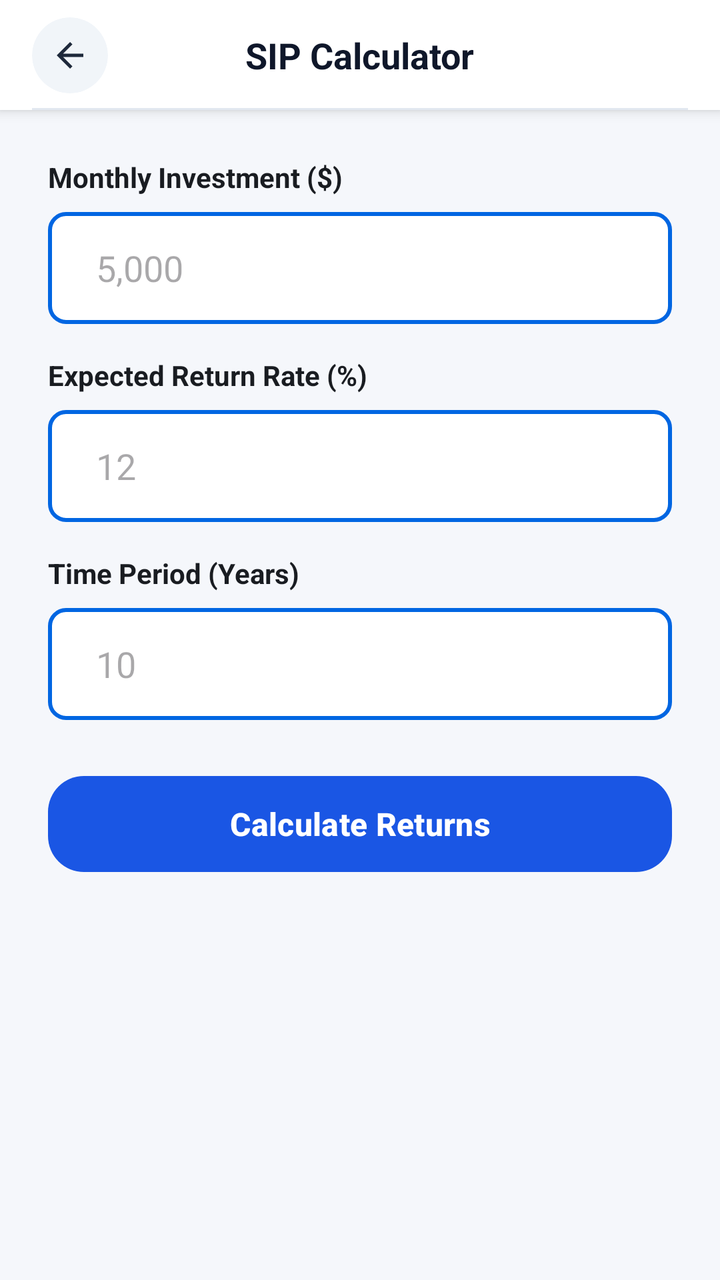
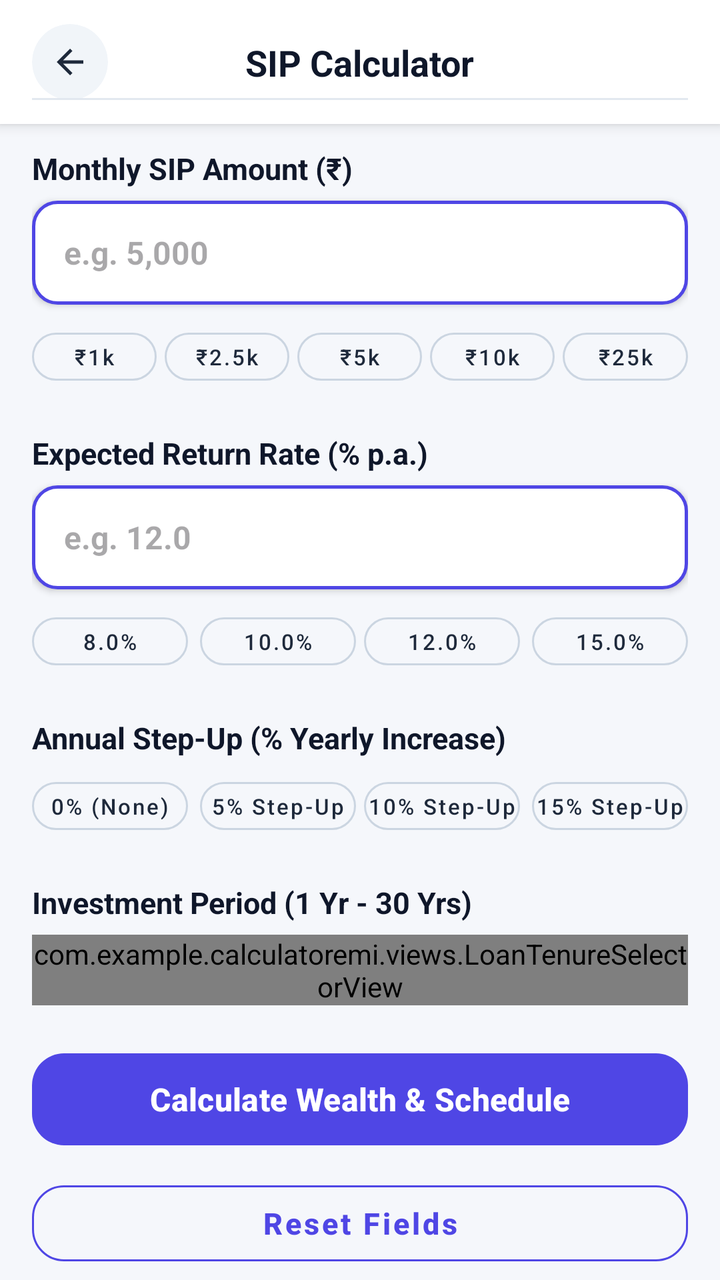

Two renders of the same Android screen: before a commit and after it. Below are the layout's source before the change and the commit's diff.
<!-- AndroidManifest.xml: application theme Theme.Calculatoremi -->
<!-- res/layout/activity_sip_calculator.xml -->
<?xml version="1.0" encoding="utf-8"?>
<LinearLayout xmlns:android="http://schemas.android.com/apk/res/android"
    xmlns:app="http://schemas.android.com/apk/res-auto"
    android:layout_width="match_parent"
    android:layout_height="match_parent"
    android:background="#F5F7FB"
    android:orientation="vertical">

    
    <androidx.constraintlayout.widget.ConstraintLayout
        android:id="@+id/calculatorHeader"
        android:layout_width="match_parent"
        android:layout_height="55dp"
        android:background="@android:color/white"
        android:elevation="4dp"
        android:paddingStart="16dp"
        android:paddingEnd="16dp">

        <com.google.android.material.card.MaterialCardView
            android:id="@+id/btnBackContainer"
            android:layout_width="38dp"
            android:layout_height="38dp"
            app:cardBackgroundColor="#F1F5F9"
            app:cardCornerRadius="19dp"
            app:cardElevation="0dp"
            app:strokeWidth="0dp"
            app:layout_constraintBottom_toBottomOf="parent"
            app:layout_constraintStart_toStartOf="parent"
            app:layout_constraintTop_toTopOf="parent">

            <ImageView
                android:id="@+id/btnBack"
                android:layout_width="20dp"
                android:layout_height="20dp"
                android:layout_gravity="center"
                android:src="@drawable/ic_arrow_back"
                app:tint="#1E293B" />
        </com.google.android.material.card.MaterialCardView>

        <TextView
            android:id="@+id/txtTitle"
            android:layout_width="wrap_content"
            android:layout_height="wrap_content"
            android:text="SIP Calculator"
            android:textColor="#0F172A"
            android:textSize="18sp"
            android:textStyle="bold"
            app:layout_constraintBottom_toBottomOf="parent"
            app:layout_constraintEnd_toEndOf="parent"
            app:layout_constraintStart_toStartOf="parent"
            app:layout_constraintTop_toTopOf="parent" />

        <View
            android:layout_width="match_parent"
            android:layout_height="1dp"
            android:background="#E2E8F0"
            app:layout_constraintBottom_toBottomOf="parent" />

    </androidx.constraintlayout.widget.ConstraintLayout>

    <androidx.core.widget.NestedScrollView
        android:layout_width="match_parent"
        android:layout_height="match_parent"
        android:fillViewport="true">

        <LinearLayout
            android:layout_width="match_parent"
            android:layout_height="wrap_content"
            android:orientation="vertical"
            android:padding="24dp">

            
            <TextView
                android:layout_width="wrap_content"
                android:layout_height="wrap_content"
                android:text="Monthly Investment ($)"
                android:textColor="#191C21"
                android:textSize="14sp"
                android:textStyle="bold"
                android:layout_marginBottom="8dp" />

            <EditText
                android:id="@+id/etMonthlySip"
                android:layout_width="match_parent"
                android:layout_height="56dp"
                android:background="@drawable/numeric_input_border"
                android:hint="5,000"
                android:inputType="numberDecimal"
                android:paddingHorizontal="24dp"
                android:textColor="@color/black"
                android:layout_marginBottom="16dp" />

            
            <TextView
                android:layout_width="wrap_content"
                android:layout_height="wrap_content"
                android:text="Expected Return Rate (%)"
                android:textColor="#191C21"
                android:textSize="14sp"
                android:textStyle="bold"
                android:layout_marginBottom="8dp" />

            <EditText
                android:id="@+id/etSipRate"
                android:layout_width="match_parent"
                android:layout_height="56dp"
                android:background="@drawable/numeric_input_border"
                android:hint="12"
                android:inputType="numberDecimal"
                android:paddingHorizontal="24dp"
                android:textColor="@color/black"
                android:layout_marginBottom="16dp" />

            
            <TextView
                android:layout_width="wrap_content"
                android:layout_height="wrap_content"
                android:text="Time Period (Years)"
                android:textColor="#191C21"
                android:textSize="14sp"
                android:textStyle="bold"
                android:layout_marginBottom="8dp" />

            <EditText
                android:id="@+id/etSipYears"
                android:layout_width="match_parent"
                android:layout_height="56dp"
                android:background="@drawable/numeric_input_border"
                android:hint="10"
                android:inputType="number"
                android:paddingHorizontal="24dp"
                android:textColor="@color/black"
                android:layout_marginBottom="24dp" />

            <com.google.android.material.button.MaterialButton
                android:id="@+id/btnCalculateSip"
                android:layout_width="match_parent"
                android:layout_height="56dp"
                android:text="Calculate Returns"
                android:textAllCaps="false"
                android:textSize="16sp"
                android:textStyle="bold"
                app:backgroundTint="#1A56E4"
                app:cornerRadius="18dp"
                android:layout_marginBottom="24dp" />

            
            <com.google.android.material.card.MaterialCardView
                android:id="@+id/cardSipResult"
                android:layout_width="match_parent"
                android:layout_height="wrap_content"
                android:visibility="gone"
                app:cardCornerRadius="20dp"
                app:cardElevation="3dp"
                app:strokeWidth="0dp">

                <LinearLayout
                    android:layout_width="match_parent"
                    android:layout_height="wrap_content"
                    android:orientation="vertical"
                    android:padding="20dp"
                    android:background="@android:color/white">

                    <TextView
                        android:layout_width="wrap_content"
                        android:layout_height="wrap_content"
                        android:text="Invested Amount"
                        android:textColor="#757575"
                        android:textSize="14sp" />

                    <TextView
                        android:id="@+id/txtTotalInvested"
                        android:layout_width="wrap_content"
                        android:layout_height="wrap_content"
                        android:text="$0.00"
                        android:textColor="#191C21"
                        android:textSize="18sp"
                        android:textStyle="bold"
                        android:layout_marginTop="2dp" />

                    <TextView
                        android:layout_width="wrap_content"
                        android:layout_height="wrap_content"
                        android:text="Estimated Returns"
                        android:textColor="#757575"
                        android:textSize="14sp"
                        android:layout_marginTop="12dp" />

                    <TextView
                        android:id="@+id/txtEstReturns"
                        android:layout_width="wrap_content"
                        android:layout_height="wrap_content"
                        android:text="$0.00"
                        android:textColor="#00875A"
                        android:textSize="18sp"
                        android:textStyle="bold"
                        android:layout_marginTop="2dp" />

                    <View
                        android:layout_width="match_parent"
                        android:layout_height="1dp"
                        android:background="#F0F0F0"
                        android:layout_marginVertical="12dp" />

                    <TextView
                        android:layout_width="wrap_content"
                        android:layout_height="wrap_content"
                        android:text="Total Maturity Value"
                        android:textColor="#757575"
                        android:textSize="14sp" />

                    <TextView
                        android:id="@+id/txtMaturityValue"
                        android:layout_width="wrap_content"
                        android:layout_height="wrap_content"
                        android:text="$0.00"
                        android:textColor="#1A56E4"
                        android:textSize="24sp"
                        android:textStyle="bold"
                        android:layout_marginTop="2dp" />

                </LinearLayout>
            </com.google.android.material.card.MaterialCardView>

        </LinearLayout>
    </androidx.core.widget.NestedScrollView>

</LinearLayout>
<!-- resources referenced by this layout -->
<resources>
  <color name="black">#FF000000</color>
  <!-- drawable ic_arrow_back (drawable) -->
  <vector xmlns:android="http://schemas.android.com/apk/res/android"
      android:width="24dp"
      android:height="24dp"
      android:viewportWidth="960"
      android:viewportHeight="960">
    <path
        android:pathData="m313,520 l224,224 -57,56 -320,-320 320,-320 57,56 -224,224h487v80L313,520Z"
        android:fillColor="#e3e3e3"/>
  </vector>
  <!-- drawable numeric_input_border (drawable) -->
  <?xml version="1.0" encoding="utf-8"?>
  <shape xmlns:android="http://schemas.android.com/apk/res/android"
      android:shape="rectangle">
  
      
      <solid android:color="@android:color/transparent"/>
  
      <solid android:color="@color/white"/>
      
      <stroke
          android:width="2dp"
          android:color="#0066E2"/>
  
      
      <corners android:radius="8dp"/>
  </shape>
  <style name="Theme.Calculatoremi" parent="Base.Theme.Calculatoremi" />
  <color name="white">#FFFFFFFF</color>
  <style name="Base.Theme.Calculatoremi" parent="Theme.Material3.DayNight.NoActionBar">
          <item name="android:statusBarColor">@android:color/transparent</item>
          <item name="android:navigationBarColor">@android:color/transparent</item>
          <item name="android:windowLightStatusBar">false</item>
          <item name="android:windowLightNavigationBar">true</item>
      </style>
</resources>

<!-- the commit's change to res/layout/activity_sip_calculator.xml (unified diff, before → after) -->
@@ -1,5 +1,6 @@
 <?xml version="1.0" encoding="utf-8"?>
-<LinearLayout xmlns:android="http://schemas.android.com/apk/res/android"
+<LinearLayout
+    xmlns:android="http://schemas.android.com/apk/res/android"
     xmlns:app="http://schemas.android.com/apk/res-auto"
     android:layout_width="match_parent"
     android:layout_height="match_parent"
@@ -10,11 +11,14 @@
     <androidx.constraintlayout.widget.ConstraintLayout
         android:id="@+id/calculatorHeader"
         android:layout_width="match_parent"
-        android:layout_height="55dp"
+        android:layout_height="wrap_content"
+        android:minHeight="55dp"
         android:background="@android:color/white"
         android:elevation="4dp"
         android:paddingStart="16dp"
-        android:paddingEnd="16dp">
+        android:paddingTop="12dp"
+        android:paddingEnd="16dp"
+        android:paddingBottom="12dp">
 
         <com.google.android.material.card.MaterialCardView
             android:id="@+id/btnBackContainer"
@@ -55,172 +59,355 @@
             android:layout_height="1dp"
             android:background="#E2E8F0"
             app:layout_constraintBottom_toBottomOf="parent" />
-
     </androidx.constraintlayout.widget.ConstraintLayout>
 
     <androidx.core.widget.NestedScrollView
+        android:id="@+id/scrollViewSip"
         android:layout_width="match_parent"
-        android:layout_height="match_parent"
-        android:fillViewport="true">
+        android:layout_height="0dp"
+        android:layout_weight="1"
+        android:clipToPadding="false"
+        android:fillViewport="true"
+        android:paddingBottom="36dp">
 
         <LinearLayout
             android:layout_width="match_parent"
             android:layout_height="wrap_content"
             android:orientation="vertical"
-            android:padding="24dp">
+            android:paddingHorizontal="@dimen/screen_padding"
+            android:paddingTop="12dp">
 
             
             <TextView
                 android:layout_width="wrap_content"
                 android:layout_height="wrap_content"
-                android:text="Monthly Investment ($)"
-                android:textColor="#191C21"
-                android:textSize="14sp"
-                android:textStyle="bold"
-                android:layout_marginBottom="8dp" />
+                android:layout_marginBottom="6dp"
+                android:text="Monthly SIP Amount (₹)"
+                android:textColor="#0F172A"
+                android:textSize="15sp"
+                android:textStyle="bold" />
 
             <EditText
                 android:id="@+id/etMonthlySip"
                 android:layout_width="match_parent"
-                android:layout_height="56dp"
+                android:layout_height="52dp"
                 android:background="@drawable/numeric_input_border"
-                android:hint="5,000"
+                android:elevation="2dp"
+                android:hint="e.g. 5,000"
                 android:inputType="numberDecimal"
-                android:paddingHorizontal="24dp"
-                android:textColor="@color/black"
-                android:layout_marginBottom="16dp" />
+                android:paddingHorizontal="16dp"
+                android:textColor="#0F172A"
+                android:textSize="16sp"
+                android:textStyle="bold" />
+
+            
+            <LinearLayout
+                android:layout_width="match_parent"
+                android:layout_height="wrap_content"
+                android:layout_marginTop="8dp"
+                android:layout_marginBottom="20dp"
+                android:orientation="horizontal"
+                android:weightSum="5">
+
+                <com.google.android.material.button.MaterialButton
+                    android:id="@+id/chipSip1k"
+                    style="@style/Widget.MaterialComponents.Button.OutlinedButton"
+                    android:layout_width="0dp"
+                    android:layout_height="36dp"
+                    android:layout_weight="1"
+                    android:layout_marginEnd="2dp"
+                    android:padding="0dp"
+                    android:text="₹1k"
+                    android:textAllCaps="false"
+                    android:textColor="#1E293B"
+                    android:textSize="11sp"
+                    app:strokeColor="#CBD5E1"
+                    app:cornerRadius="18dp" />
+
+                <com.google.android.material.button.MaterialButton
+                    android:id="@+id/chipSip2_5k"
+                    style="@style/Widget.MaterialComponents.Button.OutlinedButton"
+                    android:layout_width="0dp"
+                    android:layout_height="36dp"
+                    android:layout_weight="1"
+                    android:layout_marginHorizontal="2dp"
+                    android:padding="0dp"
+                    android:text="₹2.5k"
+                    android:textAllCaps="false"
+                    android:textColor="#1E293B"
+                    android:textSize="11sp"
+                    app:strokeColor="#CBD5E1"
+                    app:cornerRadius="18dp" />
+
+                <com.google.android.material.button.MaterialButton
+                    android:id="@+id/chipSip5k"
+                    style="@style/Widget.MaterialComponents.Button.OutlinedButton"
+                    android:layout_width="0dp"
+                    android:layout_height="36dp"
+                    android:layout_weight="1"
+                    android:layout_marginHorizontal="2dp"
+                    android:padding="0dp"
+                    android:text="₹5k"
+                    android:textAllCaps="false"
+                    android:textColor="#1E293B"
+                    android:textSize="11sp"
+                    app:strokeColor="#CBD5E1"
+                    app:cornerRadius="18dp" />
+
+                <com.google.android.material.button.MaterialButton
+                    android:id="@+id/chipSip10k"
+                    style="@style/Widget.MaterialComponents.Button.OutlinedButton"
+                    android:layout_width="0dp"
+                    android:layout_height="36dp"
+                    android:layout_weight="1"
+                    android:layout_marginHorizontal="2dp"
+                    android:padding="0dp"
+                    android:text="₹10k"
+                    android:textAllCaps="false"
+                    android:textColor="#1E293B"
+                    android:textSize="11sp"
+                    app:strokeColor="#CBD5E1"
+                    app:cornerRadius="18dp" />
+
+                <com.google.android.material.button.MaterialButton
+                    android:id="@+id/chipSip25k"
+                    style="@style/Widget.MaterialComponents.Button.OutlinedButton"
+                    android:layout_width="0dp"
+                    android:layout_height="36dp"
+                    android:layout_weight="1"
+                    android:layout_marginStart="2dp"
+                    android:padding="0dp"
+                    android:text="₹25k"
+                    android:textAllCaps="false"
+                    android:textColor="#1E293B"
+                    android:textSize="11sp"
+                    app:strokeColor="#CBD5E1"
+                    app:cornerRadius="18dp" />
+
+            </LinearLayout>
 
             
             <TextView
                 android:layout_width="wrap_content"
                 android:layout_height="wrap_content"
-                android:text="Expected Return Rate (%)"
-                android:textColor="#191C21"
-                android:textSize="14sp"
-                android:textStyle="bold"
-                android:layout_marginBottom="8dp" />
+                android:layout_marginBottom="6dp"
+                android:text="Expected Return Rate (% p.a.)"
+                android:textColor="#0F172A"
+                android:textSize="15sp"
+                android:textStyle="bold" />
 
             <EditText
                 android:id="@+id/etSipRate"
                 android:layout_width="match_parent"
-                android:layout_height="56dp"
+                android:layout_height="52dp"
                 android:background="@drawable/numeric_input_border"
-                android:hint="12"
+                android:elevation="2dp"
+                android:hint="e.g. 12.0"
                 android:inputType="numberDecimal"
-                android:paddingHorizontal="24dp"
-                android:textColor="@color/black"
-                android:layout_marginBottom="16dp" />
+                android:paddingHorizontal="16dp"
+                android:textColor="#0F172A"
+                android:textSize="16sp"
+                android:textStyle="bold" />
+
+            
+            <LinearLayout
+                android:layout_width="match_parent"
+                android:layout_height="wrap_content"
+                android:layout_marginTop="8dp"
+                android:layout_marginBottom="20dp"
+                android:orientation="horizontal"
+                android:weightSum="4">
+
+                <com.google.android.material.button.MaterialButton
+                    android:id="@+id/chipRate8"
+                    style="@style/Widget.MaterialComponents.Button.OutlinedButton"
+                    android:layout_width="0dp"
+                    android:layout_height="36dp"
+                    android:layout_weight="1"
+                    android:layout_marginEnd="4dp"
+                    android:padding="0dp"
+                    android:text="8.0%"
+                    android:textAllCaps="false"
+                    android:textColor="#1E293B"
+                    android:textSize="11sp"
+                    app:strokeColor="#CBD5E1"
+                    app:cornerRadius="18dp" />
+
+                <com.google.android.material.button.MaterialButton
+                    android:id="@+id/chipRate10"
+                    style="@style/Widget.MaterialComponents.Button.OutlinedButton"
+                    android:layout_width="0dp"
+                    android:layout_height="36dp"
+                    android:layout_weight="1"
+                    android:layout_marginHorizontal="2dp"
+                    android:padding="0dp"
+                    android:text="10.0%"
+                    android:textAllCaps="false"
+                    android:textColor="#1E293B"
+                    android:textSize="11sp"
+                    app:strokeColor="#CBD5E1"
+                    app:cornerRadius="18dp" />
+
+                <com.google.android.material.button.MaterialButton
+                    android:id="@+id/chipRate12"
+                    style="@style/Widget.MaterialComponents.Button.OutlinedButton"
+                    android:layout_width="0dp"
+                    android:layout_height="36dp"
+                    android:layout_weight="1"
+                    android:layout_marginHorizontal="2dp"
+                    android:padding="0dp"
+                    android:text="12.0%"
+                    android:textAllCaps="false"
+                    android:textColor="#1E293B"
+                    android:textSize="11sp"
+                    app:strokeColor="#CBD5E1"
+                    app:cornerRadius="18dp" />
+
+                <com.google.android.material.button.MaterialButton
+                    android:id="@+id/chipRate15"
+                    style="@style/Widget.MaterialComponents.Button.OutlinedButton"
+                    android:layout_width="0dp"
+                    android:layout_height="36dp"
+                    android:layout_weight="1"
+                    android:layout_marginStart="4dp"
+                    android:padding="0dp"
+                    android:text="15.0%"
+                    android:textAllCaps="false"
+                    android:textColor="#1E293B"
+                    android:textSize="11sp"
+                    app:strokeColor="#CBD5E1"
+                    app:cornerRadius="18dp" />
+
+            </LinearLayout>
 
             
             <TextView
                 android:layout_width="wrap_content"
                 android:layout_height="wrap_content"
-                android:text="Time Period (Years)"
-                android:textColor="#191C21"
-                android:textSize="14sp"
-                android:textStyle="bold"
-                android:layout_marginBottom="8dp" />
-
-            <EditText
-                android:id="@+id/etSipYears"
-                android:layout_width="match_parent"
-                android:layout_height="56dp"
-                android:background="@drawable/numeric_input_border"
-                android:hint="10"
-                android:inputType="number"
-                android:paddingHorizontal="24dp"
-                android:textColor="@color/black"
-                android:layout_marginBottom="24dp" />
-
+                android:layout_marginBottom="6dp"
+                android:text="Annual Step-Up (% Yearly Increase)"
+                android:textColor="#0F172A"
+                android:textSize="15sp"
+                android:textStyle="bold" />
+
+            <LinearLayout
+                android:layout_width="match_parent"
+                android:layout_height="wrap_content"
+                android:layout_marginBottom="20dp"
+                android:orientation="horizontal"
+                android:weightSum="4">
+
+                <com.google.android.material.button.MaterialButton
+                    android:id="@+id/chipStep0"
+                    style="@style/Widget.MaterialComponents.Button.OutlinedButton"
+                    android:layout_width="0dp"
+                    android:layout_height="36dp"
+                    android:layout_weight="1"
+                    android:layout_marginEnd="4dp"
+                    android:padding="0dp"
+                    android:text="0% (None)"
+                    android:textAllCaps="false"
+                    android:textColor="#1E293B"
+                    android:textSize="11sp"
+                    app:strokeColor="#CBD5E1"
+                    app:cornerRadius="18dp" />
+
+                <com.google.android.material.button.MaterialButton
+                    android:id="@+id/chipStep5"
+                    style="@style/Widget.MaterialComponents.Button.OutlinedButton"
+                    android:layout_width="0dp"
+                    android:layout_height="36dp"
+                    android:layout_weight="1"
+                    android:layout_marginHorizontal="2dp"
+                    android:padding="0dp"
+                    android:text="5% Step-Up"
+                    android:textAllCaps="false"
+                    android:textColor="#1E293B"
+                    android:textSize="11sp"
+                    app:strokeColor="#CBD5E1"
+                    app:cornerRadius="18dp" />
+
+                <com.google.android.material.button.MaterialButton
+                    android:id="@+id/chipStep10"
+                    style="@style/Widget.MaterialComponents.Button.OutlinedButton"
+                    android:layout_width="0dp"
+                    android:layout_height="36dp"
+                    android:layout_weight="1"
+                    android:layout_marginHorizontal="2dp"
+                    android:padding="0dp"
+                    android:text="10% Step-Up"
+                    android:textAllCaps="false"
+                    android:textColor="#1E293B"
+                    android:textSize="11sp"
+                    app:strokeColor="#CBD5E1"
+                    app:cornerRadius="18dp" />
+
+                <com.google.android.material.button.MaterialButton
+                    android:id="@+id/chipStep15"
+                    style="@style/Widget.MaterialComponents.Button.OutlinedButton"
+                    android:layout_width="0dp"
+                    android:layout_height="36dp"
+                    android:layout_weight="1"
+                    android:layout_marginStart="4dp"
+                    android:padding="0dp"
+                    android:text="15% Step-Up"
+                    android:textAllCaps="false"
+                    android:textColor="#1E293B"
+                    android:textSize="11sp"
+                    app:strokeColor="#CBD5E1"
+                    app:cornerRadius="18dp" />
+
+            </LinearLayout>
+
+            
+            <RelativeLayout
+                android:layout_width="match_parent"
+                android:layout_height="wrap_content"
+                android:layout_marginBottom="6dp">
+
+                <TextView
+                    android:id="@+id/txtSipTermLabel"
+                    android:layout_width="wrap_content"
+                    android:layout_height="wrap_content"
+                    android:layout_alignParentStart="true"
+                    android:text="Investment Period (1 Yr - 30 Yrs)"
+                    android:textColor="#0F172A"
+                    android:textSize="15sp"
+                    android:textStyle="bold" />
+            </RelativeLayout>
+
+            <com.example.calculatoremi.views.LoanTenureSelectorView
+                android:id="@+id/tenureSelector"
+                android:layout_width="match_parent"
+                android:layout_height="wrap_content"
+                android:layout_marginBottom="20dp" />
+
+            
             <com.google.android.material.button.MaterialButton
-                android:id="@+id/btnCalculateSip"
-                android:layout_width="match_parent"
-                android:layout_height="56dp"
-                android:text="Calculate Returns"
+                android:id="@+id/btnCalculate"
+                android:layout_width="match_parent"
+                android:layout_height="54dp"
+                android:text="Calculate Wealth &amp; Schedule"
                 android:textAllCaps="false"
+                android:textColor="@android:color/white"
                 android:textSize="16sp"
                 android:textStyle="bold"
-                app:backgroundTint="#1A56E4"
-                app:cornerRadius="18dp"
-                android:layout_marginBottom="24dp" />
-
-            
-            <com.google.android.material.card.MaterialCardView
-                android:id="@+id/cardSipResult"
-                android:layout_width="match_parent"
-                android:layout_height="wrap_content"
-                android:visibility="gone"
-                app:cardCornerRadius="20dp"
-                app:cardElevation="3dp"
-                app:strokeWidth="0dp">
-
-                <LinearLayout
-                    android:layout_width="match_parent"
-                    android:layout_height="wrap_content"
-                    android:orientation="vertical"
-                    android:padding="20dp"
-                    android:background="@android:color/white">
-
-                    <TextView
-                        android:layout_width="wrap_content"
-                        android:layout_height="wrap_content"
-                        android:text="Invested Amount"
-                        android:textColor="#757575"
-                        android:textSize="14sp" />
-
-                    <TextView
-                        android:id="@+id/txtTotalInvested"
-                        android:layout_width="wrap_content"
-                        android:layout_height="wrap_content"
-                        android:text="$0.00"
-                        android:textColor="#191C21"
-                        android:textSize="18sp"
-                        android:textStyle="bold"
-                        android:layout_marginTop="2dp" />
-
-                    <TextView
-                        android:layout_width="wrap_content"
-                        android:layout_height="wrap_content"
-                        android:text="Estimated Returns"
-                        android:textColor="#757575"
-                        android:textSize="14sp"
-                        android:layout_marginTop="12dp" />
-
-                    <TextView
-                        android:id="@+id/txtEstReturns"
-                        android:layout_width="wrap_content"
-                        android:layout_height="wrap_content"
-                        android:text="$0.00"
-                        android:textColor="#00875A"
-                        android:textSize="18sp"
-                        android:textStyle="bold"
-                        android:layout_marginTop="2dp" />
-
-                    <View
-                        android:layout_width="match_parent"
-                        android:layout_height="1dp"
-                        android:background="#F0F0F0"
-                        android:layout_marginVertical="12dp" />
-
-                    <TextView
-                        android:layout_width="wrap_content"
-                        android:layout_height="wrap_content"
-                        android:text="Total Maturity Value"
-                        android:textColor="#757575"
-                        android:textSize="14sp" />
-
-                    <TextView
-                        android:id="@+id/txtMaturityValue"
-                        android:layout_width="wrap_content"
-                        android:layout_height="wrap_content"
-                        android:text="$0.00"
-                        android:textColor="#1A56E4"
-                        android:textSize="24sp"
-                        android:textStyle="bold"
-                        android:layout_marginTop="2dp" />
-
-                </LinearLayout>
-            </com.google.android.material.card.MaterialCardView>
+                app:backgroundTint="@color/primary"
+                app:cornerRadius="16dp" />
+
+            <com.google.android.material.button.MaterialButton
+                android:id="@+id/btnReset"
+                style="@style/Widget.MaterialComponents.Button.OutlinedButton"
+                android:layout_width="match_parent"
+                android:layout_height="50dp"
+                android:layout_marginTop="10dp"
+                android:text="Reset Fields"
+                android:textAllCaps="false"
+                android:textColor="@color/primary"
+                android:textSize="15sp"
+                android:textStyle="bold"
+                app:cornerRadius="16dp"
+                app:strokeColor="@color/primary" />
 
         </LinearLayout>
     </androidx.core.widget.NestedScrollView>
<!-- resource entries referenced after the edit -->
@@ -1,6 +1,7 @@
 <!-- resources referenced by this layout -->
 <resources>
-  <color name="black">#FF000000</color>
+  <color name="primary">#4F46E5</color>
+  <dimen name="screen_padding">16dp</dimen>
   <!-- drawable ic_arrow_back (drawable) -->
   <vector xmlns:android="http://schemas.android.com/apk/res/android"
       android:width="24dp"
@@ -16,17 +17,13 @@
   <shape xmlns:android="http://schemas.android.com/apk/res/android"
       android:shape="rectangle">
   
-      
-      <solid android:color="@android:color/transparent"/>
+      <solid android:color="@color/white"/>
   
-      <solid android:color="@color/white"/>
-      
       <stroke
-          android:width="2dp"
-          android:color="#0066E2"/>
+          android:width="1.5dp"
+          android:color="#4F46E5"/>
   
-      
-      <corners android:radius="8dp"/>
+      <corners android:radius="12dp"/>
   </shape>
   <style name="Theme.Calculatoremi" parent="Base.Theme.Calculatoremi" />
   <color name="white">#FFFFFFFF</color>
@@ -35,6 +32,11 @@
           <item name="android:navigationBarColor">@android:color/transparent</item>
           <item name="android:windowLightStatusBar">false</item>
           <item name="android:windowLightNavigationBar">true</item>
+          <item name="colorPrimary">@color/primary</item>
+          <item name="colorOnPrimary">#FFFFFF</item>
+          <item name="colorSecondary">@color/gradient_accent</item>
+          <item name="colorOnSecondary">#FFFFFF</item>
       </style>
+  <color name="gradient_accent">#818CF8</color>
 </resources>
 
